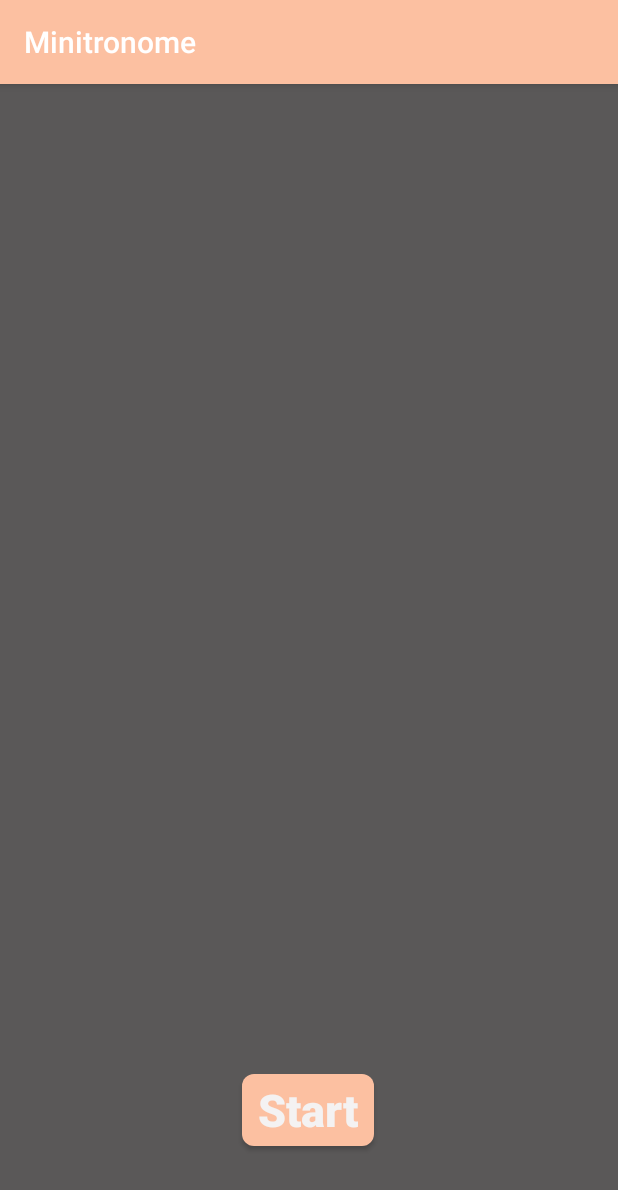
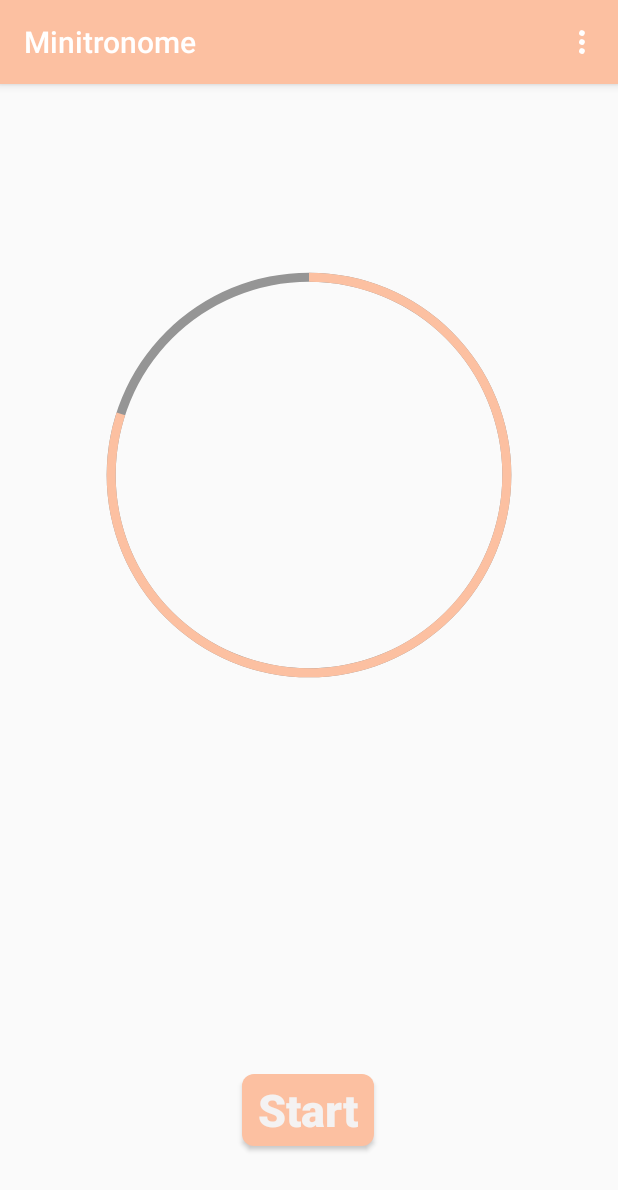
Before and after one commit to avalun/minitronome, an Android app: the screen it shows after launch (MainActivity), on a phone screen of 412 x 824 dp. Shown: the top 1190 px of the screen. Run offline under Robolectric (Android 15) with nearby library versions, the phone set to English and light mode, and no system bars; 3 statements that could not run were skipped.

Commit message:
menu icon and progress circles

```diff
--- a/app/src/main/java/com/example/minitronome/MainActivity.kt
+++ b/app/src/main/java/com/example/minitronome/MainActivity.kt
@@ -6,7 +6,9 @@ import android.content.Intent
 import android.content.ServiceConnection
 import android.os.Bundle
 import android.os.IBinder
+import android.view.Menu
 import android.widget.Button
+import android.widget.ProgressBar
 import android.widget.Toast
 import androidx.appcompat.app.AppCompatActivity
 
@@ -50,6 +52,12 @@ class MainActivity : AppCompatActivity(), MetronomeService.TickListener {
             setStop()
             Toast.makeText(this@MainActivity,"Button 1 clicked", Toast.LENGTH_LONG).show()
         }
+        // findViewById<ProgressBar>(R.id.progress).progress
+    }
+
+    override fun onCreateOptionsMenu(menu: Menu?): Boolean {
+        menuInflater.inflate(R.menu.app_bar_settings,menu)
+        return true
     }
 
     override fun onStart() {
@@ -89,4 +97,5 @@ class MainActivity : AppCompatActivity(), MetronomeService.TickListener {
     override fun onStopTicks() {
         // TODO("Not yet implemented")
     }
+
 }
--- /dev/null
+++ b/app/src/main/res/drawable/circle.xml
@@ -0,0 +1,8 @@
+<?xml version="1.0" encoding="utf-8"?>
+<shape   xmlns:android="http://schemas.android.com/apk/res/android"
+    android:shape="ring"
+    android:innerRadiusRatio="2.4"
+    android:thickness="6dp"
+    android:useLevel="true">
+    <solid android:color="@color/colorPrimary"/>
+</shape>
--- /dev/null
+++ b/app/src/main/res/drawable/circle_2.xml
@@ -0,0 +1,8 @@
+<?xml version="1.0" encoding="utf-8"?>
+<shape   xmlns:android="http://schemas.android.com/apk/res/android"
+    android:shape="ring"
+    android:innerRadiusRatio="2.4"
+    android:thickness="6dp"
+    android:useLevel="true">
+    <solid android:color="@color/circle_background"/>
+</shape>
--- a/app/src/main/res/layout/activity_main.xml
+++ b/app/src/main/res/layout/activity_main.xml
@@ -26,4 +26,29 @@
         app:layout_constraintHorizontal_bias="0.498"
         app:layout_constraintStart_toStartOf="parent" />
 
+    <ProgressBar
+        style="@android:style/Widget.ProgressBar.Horizontal"
+        android:layout_width="309dp"
+        android:layout_height="377dp"
+        android:layout_marginTop="72dp"
+        android:progress="100"
+        android:progressDrawable="@drawable/circle_2"
+        android:rotation="-90"
+        app:layout_constraintEnd_toEndOf="parent"
+        app:layout_constraintStart_toStartOf="parent"
+        app:layout_constraintTop_toTopOf="parent" />
+
+    <ProgressBar
+        android:id="@+id/progress"
+        style="@android:style/Widget.ProgressBar.Horizontal"
+        android:layout_width="309dp"
+        android:layout_height="377dp"
+        android:layout_marginTop="72dp"
+        android:progress="80"
+        android:progressDrawable="@drawable/circle"
+        android:rotation="-90"
+        app:layout_constraintEnd_toEndOf="parent"
+        app:layout_constraintStart_toStartOf="parent"
+        app:layout_constraintTop_toTopOf="parent" />
+
 </androidx.constraintlayout.widget.ConstraintLayout>
--- /dev/null
+++ b/app/src/main/res/menu/app_bar_settings.xml
@@ -0,0 +1,10 @@
+<?xml version="1.0" encoding="utf-8"?>
+<menu xmlns:android="http://schemas.android.com/apk/res/android"
+    xmlns:app="http://schemas.android.com/apk/res-auto">
+
+        <item
+            android:id="@+id/action_settings"
+            android:title="Settings"
+            android:icon="@mipmap/baseline_more_vert_white_x2"
+            app:showAsAction="ifRoom"/>
+</menu>
--- a/app/src/main/res/values/colors.xml
+++ b/app/src/main/res/values/colors.xml
@@ -3,5 +3,6 @@
     <color name="colorPrimary">#fcc0a1</color>
     <color name="colorPrimaryDark">#000000</color>
     <color name="colorAccent">#03DAC5</color>
-    <color name="background">#5a5858</color>
+    <color name="background">#fafafa</color>
+    <color name="circle_background">#959595</color>
 </resources>
```
Also changed, not shown: app/src/main/res/mipmap-hdpi/baseline_more_vert_white_18dp.png (added), app/src/main/res/mipmap-hdpi/baseline_more_vert_white_x2.png (added), 4 other files.
